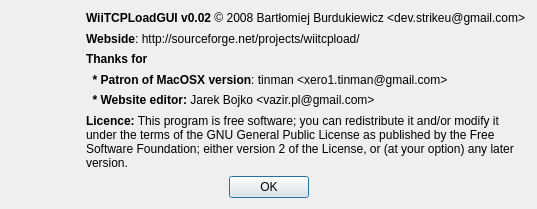
Above: c++/forms/about.ui from dev-0x7C6/qwiiload before the change. Below: the same form after it.
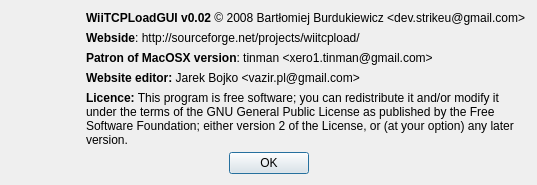
That is the form after the change. Icons and pictures are not drawn.

```diff
--- a/c++/forms/about.ui
+++ b/c++/forms/about.ui
@@ -6,7 +6,7 @@
     <x>0</x>
     <y>0</y>
     <width>537</width>
-    <height>209</height>
+    <height>185</height>
    </rect>
   </property>
   <property name="windowTitle" >
@@ -69,36 +69,26 @@
       </widget>
      </item>
      <item row="2" column="0" >
-      <widget class="QLabel" name="label_5" >
-       <property name="text" >
-        <string>&lt;html>&lt;head>&lt;meta name="qrichtext" content="1" />&lt;style type="text/css">
-p, li { white-space: pre-wrap; }
-&lt;/style>&lt;/head>&lt;body style=" font-family:'Sans Serif'; font-size:9pt; font-weight:400; font-style:normal;">
-&lt;p style=" margin-top:0px; margin-bottom:0px; margin-left:0px; margin-right:0px; -qt-block-indent:0; text-indent:0px;">&lt;span style=" font-weight:600;">Thanks for&lt;/span>&lt;/p>&lt;/body>&lt;/html></string>
-       </property>
-      </widget>
-     </item>
-     <item row="3" column="0" >
       <widget class="QLabel" name="label_2" >
        <property name="text" >
         <string>&lt;html>&lt;head>&lt;meta name="qrichtext" content="1" />&lt;style type="text/css">
 p, li { white-space: pre-wrap; }
 &lt;/style>&lt;/head>&lt;body style=" font-family:'Sans Serif'; font-size:9pt; font-weight:400; font-style:normal;">
-&lt;p style=" margin-top:0px; margin-bottom:0px; margin-left:0px; margin-right:0px; -qt-block-indent:0; text-indent:0px;">&lt;span style=" font-weight:600;">  * Patron of MacOSX version&lt;/span>: tinman &amp;lt;xero1.tinman@gmail.com&amp;gt;&lt;/p>&lt;/body>&lt;/html></string>
+&lt;p style=" margin-top:0px; margin-bottom:0px; margin-left:0px; margin-right:0px; -qt-block-indent:0; text-indent:0px;">&lt;span style=" font-weight:600;">Patron of MacOSX version&lt;/span>: tinman &amp;lt;xero1.tinman@gmail.com&amp;gt;&lt;/p>&lt;/body>&lt;/html></string>
        </property>
       </widget>
      </item>
-     <item row="4" column="0" >
+     <item row="3" column="0" >
       <widget class="QLabel" name="label_4" >
        <property name="text" >
         <string>&lt;html>&lt;head>&lt;meta name="qrichtext" content="1" />&lt;style type="text/css">
 p, li { white-space: pre-wrap; }
 &lt;/style>&lt;/head>&lt;body style=" font-family:'Sans Serif'; font-size:9pt; font-weight:400; font-style:normal;">
-&lt;p style=" margin-top:0px; margin-bottom:0px; margin-left:0px; margin-right:0px; -qt-block-indent:0; text-indent:0px;">&lt;span style=" font-weight:600;">  * Website editor:&lt;/span> Jarek Bojko &amp;lt;vazir.pl@gmail.com&amp;gt;&lt;/p>&lt;/body>&lt;/html></string>
+&lt;p style=" margin-top:0px; margin-bottom:0px; margin-left:0px; margin-right:0px; -qt-block-indent:0; text-indent:0px;">&lt;span style=" font-weight:600;">Website editor:&lt;/span> Jarek Bojko &amp;lt;vazir.pl@gmail.com&amp;gt;&lt;/p>&lt;/body>&lt;/html></string>
        </property>
       </widget>
      </item>
-     <item row="5" column="0" >
+     <item row="4" column="0" >
       <widget class="QLabel" name="label_3" >
        <property name="text" >
         <string>&lt;html>&lt;head>&lt;meta name="qrichtext" content="1" />&lt;style type="text/css">
```
